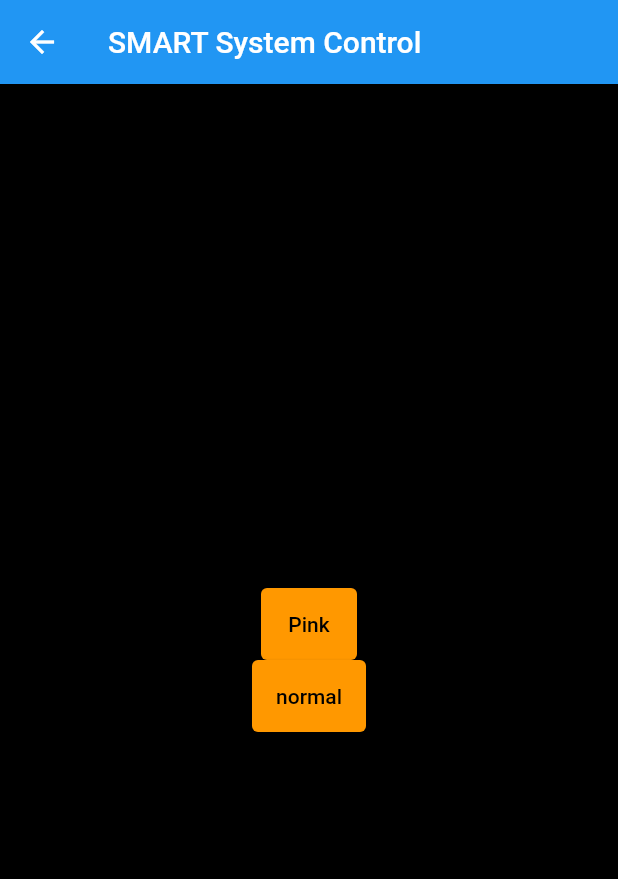
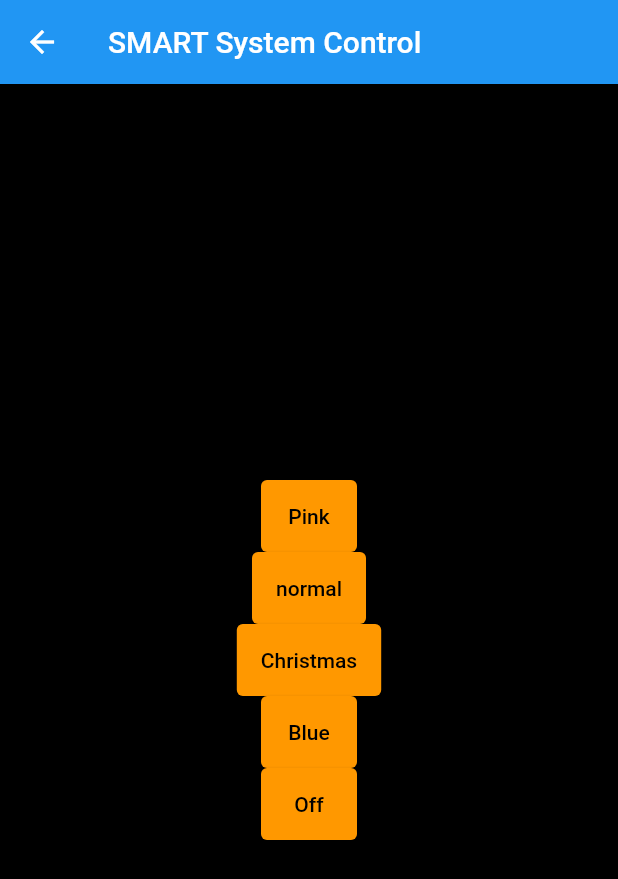
Before and after one commit to JnunleyONU/onu-smart-system, a Flutter app: the FountainHome screen opened directly, after a tap on "normal", on a phone screen of 412 x 824 dp. Shown: the top 879 px of the screen. Run offline on Flutter 3.47's test engine with Material 2 defaults, Android fonts, the phone set to English and light mode, and no system bars; network calls fail.

Commit message:
added buttons for Christmas Blue Off

```diff
--- a/lib/pages/fountain_home.dart
+++ b/lib/pages/fountain_home.dart
@@ -1,6 +1,5 @@
 import 'package:flutter/material.dart';
 import 'package:http/http.dart' as http;
-import 'dart:convert';
 
 
 class FountainHome extends StatelessWidget {
@@ -17,7 +16,7 @@ class FountainHome extends StatelessWidget {
           mainAxisAlignment: MainAxisAlignment.center,
           children: [ElevatedButton(
               onPressed: () {
-                makePink('pink');
+                changemode('pink');
               },
               style: ElevatedButton.styleFrom(
               backgroundColor: Colors.orange, // Set the background color to orange
@@ -28,7 +27,7 @@ class FountainHome extends StatelessWidget {
             ),
             ElevatedButton(
               onPressed: () {
-                makeNormal('Normal');
+                changemode('normal');
               },
               style: ElevatedButton.styleFrom(
               backgroundColor: Colors.orange, // Set the background color to orange
@@ -37,6 +36,39 @@ class FountainHome extends StatelessWidget {
             ),
               child: const Text('normal'),
             ),
+            ElevatedButton(
+              onPressed: () {
+                changemode('christmas');
+              },
+              style: ElevatedButton.styleFrom(
+              backgroundColor: Colors.orange, // Set the background color to orange
+              padding: EdgeInsets.all(16), // Set 16 pixels of padding on all sides
+              onPrimary: Colors.black, // Set the font color to black
+            ),
+              child: const Text('Christmas'),
+            ),
+            ElevatedButton(
+              onPressed: () {
+                changemode('bluering');
+              },
+              style: ElevatedButton.styleFrom(
+              backgroundColor: Colors.orange, // Set the background color to orange
+              padding: EdgeInsets.all(16), // Set 16 pixels of padding on all sides
+              onPrimary: Colors.black, // Set the font color to black
+            ),
+              child: const Text('Blue'),
+            ),
+              ElevatedButton(
+              onPressed: () {
+                changemode('off');
+              },
+              style: ElevatedButton.styleFrom(
+              backgroundColor: Colors.orange, // Set the background color to orange
+              padding: EdgeInsets.all(16), // Set 16 pixels of padding on all sides
+              onPrimary: Colors.black, // Set the font color to black
+            ),
+              child: const Text('Off'),
+            ),
           ],
         ),
       ),
@@ -44,14 +76,8 @@ class FountainHome extends StatelessWidget {
   }
 }
 
-Future<http.Response> makePink(String title) {
+Future<http.Response> changemode(String title) {
   return http.get(
-    Uri.parse('http://jlk-statue.ad.onu.edu/pink'),
+    Uri.parse('http://jlk-statue.ad.onu.edu/$title'),
   );
 }
-
-Future<http.Response> makeNormal(String title) {
-  return http.get(
-    Uri.parse('http://jlk-statue.ad.onu.edu/normal'),
-  );
-}
```
